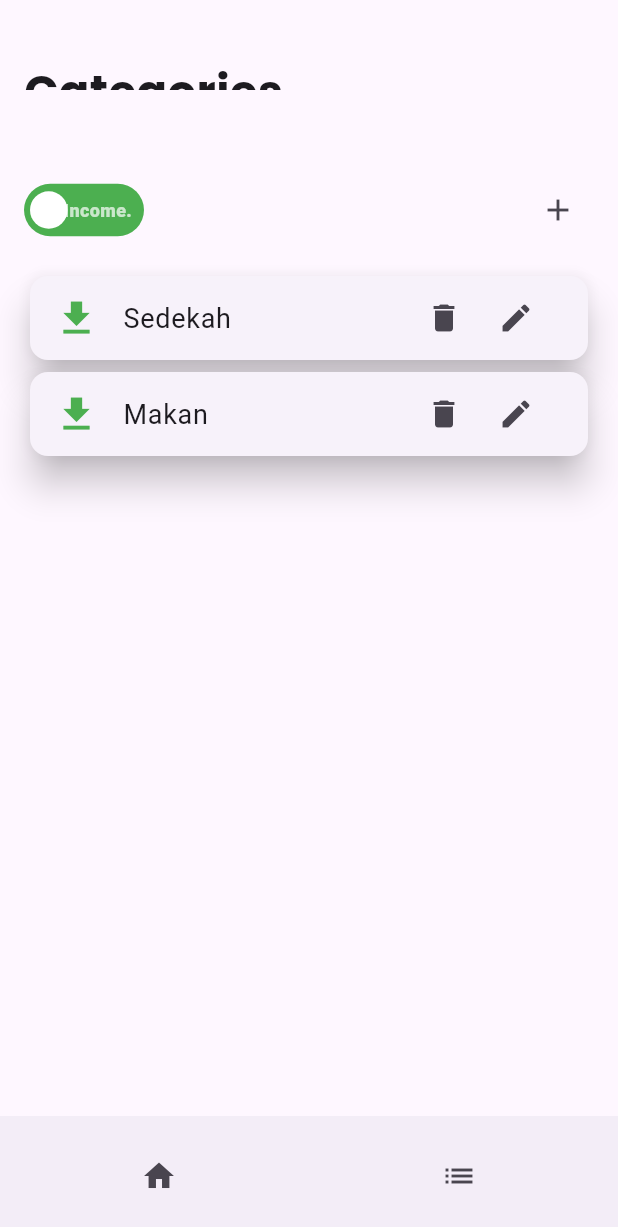
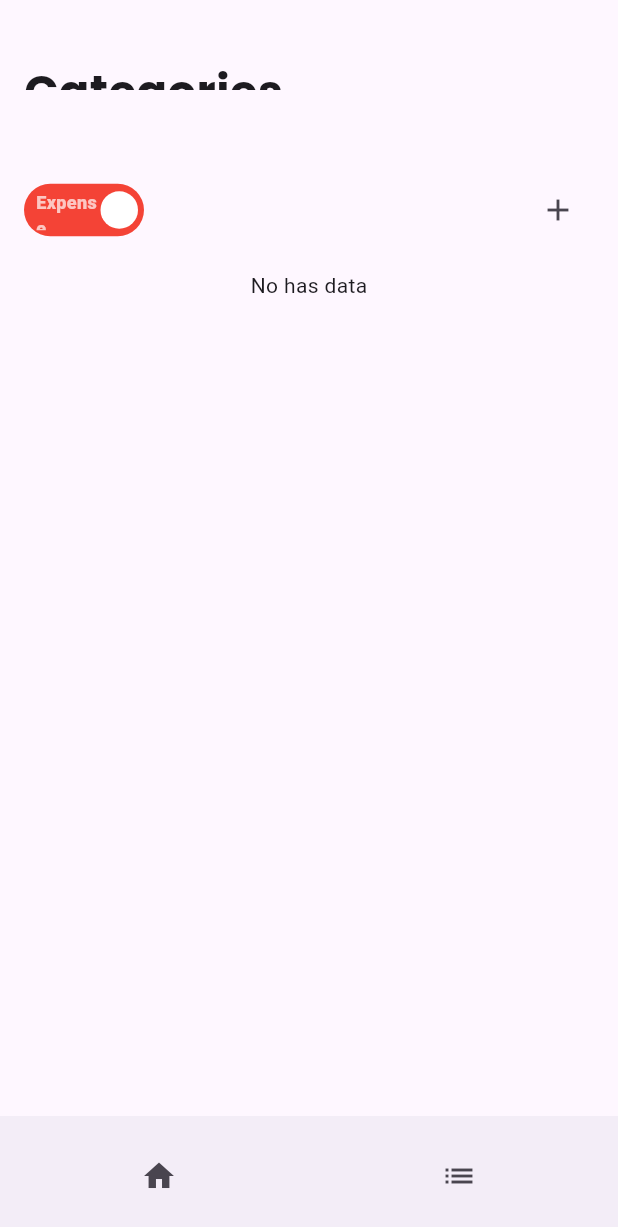
Before and after one commit to nandainun/Moneyman, a Flutter app: the screen it shows after launch, after a tap on the "list" icon, on a phone screen of 412 x 824 dp. Shown: the top 1227 px of the screen. Run offline on Flutter 3.47's test engine with Material 3 defaults, Android fonts, the phone set to English and light mode, and no system bars; drawn by our look-alikes of flutter_switch; our stand-ins replace drift, google_fonts, sqlite3_flutter_libs; missing offline and left inert: calendar_appbar, material_dialogs, sqlite3; accounts and stored records are empty; generated files the repository leaves out were written again.

Commit message:
CRUD Category

```diff
--- /dev/null
+++ b/lib/model/database.dart
@@ -0,0 +1,79 @@
+// These imports are necessary to open the sqlite3 database
+import 'dart:io';
+
+import 'package:drift/drift.dart';
+import 'package:drift/native.dart';
+import 'package:path_provider/path_provider.dart';
+import 'package:path/path.dart' as p;
+import 'package:sqlite3/sqlite3.dart';
+import 'package:sqlite3_flutter_libs/sqlite3_flutter_libs.dart';
+
+part 'database.g.dart';
+
+@DataClassName('Category')
+class Categories extends Table {
+  IntColumn get id => integer().autoIncrement()();
+  TextColumn get name => text().withLength(max: 128)();
+  IntColumn get type => integer()();
+  DateTimeColumn get createdAt => dateTime()();
+  DateTimeColumn get updatedAt => dateTime()();
+  DateTimeColumn get deletedAt => dateTime().nullable()();
+}
+
+class Transactions extends Table {
+  IntColumn get id => integer().autoIncrement()();
+  TextColumn get name => text().withLength(max: 128)();
+  IntColumn get category_id => integer()();
+  DateTimeColumn get transaction_date => dateTime()();
+  IntColumn get amount => integer()();
+  DateTimeColumn get createdAt => dateTime()();
+  DateTimeColumn get updatedAt => dateTime()();
+  DateTimeColumn get deletedAt => dateTime().nullable()();
+}
+
+@DriftDatabase(tables: [Categories, Transactions])
+class AppDatabase extends _$AppDatabase {
+  AppDatabase() : super(_openConnection());
+
+  @override
+  int get schemaVersion => 1;
+
+  // CRUD CATEGORY
+  Future<List<Category>> getAllCategoryRepo(int type) async {
+    return await (select(categories)..where((tbl) => tbl.type.equals(type)))
+        .get();
+  }
+
+  Future updateCategoryRepo(int id, String name) async {
+    return (update(categories)..where((tbl) => tbl.id.equals(id)))
+        .write(CategoriesCompanion(name: Value(name)));
+  }
+
+  Future deleteCategoryRepo(int id) async {
+    return (delete(categories)..where((tbl) => tbl.id.equals(id))).go();
+  }
+}
+
+LazyDatabase _openConnection() {
+  // the LazyDatabase util lets us find the right location for the file async.
+  return LazyDatabase(() async {
+    // put the database file, called db.sqlite here, into the documents folder
+    // for your app.
+    final dbFolder = await getApplicationDocumentsDirectory();
+    final file = File(p.join(dbFolder.path, 'db.sqlite'));
+
+    // Also work around limitations on old Android versions
+    if (Platform.isAndroid) {
+      await applyWorkaroundToOpenSqlite3OnOldAndroidVersions();
+    }
+
+    // Make sqlite3 pick a more suitable location for temporary files - the
+    // one from the system may be inaccessible due to sandboxing.
+    final cachebase = (await getTemporaryDirectory()).path;
+    // We can't access /tmp on Android, which sqlite3 would try by default.
+    // Explicitly tell it about the correct temporary directory.
+    sqlite3.tempDirectory = cachebase;
+
+    return NativeDatabase.createInBackground(file);
+  });
+}
--- a/lib/pages/category_page.dart
+++ b/lib/pages/category_page.dart
@@ -4,6 +4,7 @@
 import 'package:material_dialogs/material_dialogs.dart';
 import 'package:material_dialogs/widgets/buttons/icon_button.dart';
 import 'package:material_dialogs/widgets/buttons/icon_outline_button.dart';
+import 'package:moneyman/model/database.dart';
 
 class CategoryPage extends StatefulWidget {
   const CategoryPage({super.key});
@@ -13,9 +14,37 @@
 }
 
 class _CategoryPageState extends State<CategoryPage> {
-  bool isExpense = false;
+  bool isExpense = true;
+  int type = 2;
+  final AppDatabase database = AppDatabase();
+  TextEditingController categoryNameController = TextEditingController();
+
+  Future insert(String name, int type) async {
+    DateTime now = DateTime.now();
+    final row = await database
+        .into(database.categories)
+        .insertReturning(CategoriesCompanion.insert(
+          name: name,
+          type: type,
+          createdAt: now,
+          updatedAt: now,
+        ));
+    print('MASUK' + row.toString());
+  }
+
+  Future<List<Category>> getAllCategory(int type) async {
+    return await database.getAllCategoryRepo(type);
+  }
+
+  Future update(int categoryId, String newName) async {
+    return await database.updateCategoryRepo(categoryId, newName);
+  }
+
   // ADD BUTTON
-  void openDialog() {
+  void openDialog(Category? category) {
+    if (category != null) {
+      categoryNameController.text = category.name;
+    }
     showDialog(
       context: context,
       builder: (BuildContext context) {
@@ -35,6 +64,7 @@
                     height: 10,
                   ),
                   TextFormField(
+                    controller: categoryNameController,
                     decoration: InputDecoration(
                       border: OutlineInputBorder(),
                       hintText: "Name",
@@ -47,7 +77,16 @@
                     style: ElevatedButton.styleFrom(
                       backgroundColor: Colors.green,
                     ),
-                    onPressed: () {},
+                    onPressed: () {
+                      if (category == null) {
+                        insert(categoryNameController.text, isExpense ? 2 : 1);
+                      } else {
+                        update(category.id, categoryNameController.text);
+                      }
+                      Navigator.of(context, rootNavigator: true).pop('dialog');
+                      setState(() {});
+                      categoryNameController.clear();
+                    },
                     child: Text(
                       "Save",
                       style: TextStyle(color: Colors.white),
@@ -101,7 +140,7 @@
               children: [
                 FlutterSwitch(
                   activeText: "Expense",
-                  inactiveText: "Income.",
+                  inactiveText: "Income",
                   activeColor: Colors.red,
                   inactiveColor: Colors.green,
                   value: isExpense,
@@ -112,20 +151,35 @@
                     setState(
                       () {
                         isExpense = val;
+                        type = val ? 2 : 1;
                       },
                     );
                   },
                 ),
                 IconButton(
                   onPressed: () {
-                    openDialog();
+                    openDialog(null);
                   },
                   icon: Icon(Icons.add),
                 ),
               ],
             ),
           ),
-          Padding(
+          FutureBuilder<List<Category>>(
+            future: getAllCategory(type),
+            builder: (context, snapshot) {
+              if (snapshot.connectionState == ConnectionState.waiting) {
+                return Center(
+                  child: CircularProgressIndicator(),
+                );
+              } else {
+                if (snapshot.hasData) {
+                  if (snapshot.data!.length > 0) {
+                    return ListView.builder(
+                      shrinkWrap: true,
+                      itemCount: snapshot.data!.length,
+                      itemBuilder: (context, index) {
+                        return Padding(
                           padding: const EdgeInsets.symmetric(horizontal: 16),
                           child: Card(
                             elevation: 10,
@@ -135,18 +189,22 @@
                                 children: [
                                   IconButton(
                                     onPressed: () {
-                        deleteDialog();
+                                      database.deleteCategoryRepo(
+                                          snapshot.data![index].id);
+                                      setState(() {});
                                     },
                                     icon: Icon(Icons.delete),
                                   ),
                                   IconButton(
-                      onPressed: () {},
+                                    onPressed: () {
+                                      openDialog(snapshot.data![index]);
+                                    },
                                     icon: Icon(Icons.edit),
                                   ),
                                 ],
                               ),
                               title: Text(
-                  'Sedekah',
+                                snapshot.data![index].name,
                                 style: TextStyle(fontSize: 18),
                               ),
                               leading: (isExpense)
@@ -162,44 +220,21 @@
                                     ),
                             ),
                           ),
-          ),
-          Padding(
-            padding: const EdgeInsets.symmetric(horizontal: 16),
-            child: Card(
-              elevation: 10,
-              child: ListTile(
-                trailing: Row(
-                  mainAxisSize: MainAxisSize.min,
-                  children: [
-                    IconButton(
-                      onPressed: () {
-                        deleteDialog();
+                        );
                       },
-                      icon: Icon(Icons.delete),
-                    ),
-                    IconButton(
-                      onPressed: () {},
-                      icon: Icon(Icons.edit),
-                    ),
-                  ],
-                ),
-                title: Text(
-                  'Makan',
-                  style: TextStyle(fontSize: 18),
-                ),
-                leading: (isExpense)
-                    ? Icon(
-                        Icons.upload,
-                        color: Colors.red,
-                        size: 30,
-                      )
-                    : Icon(
-                        Icons.download,
-                        color: Colors.green,
-                        size: 30,
-                      ),
-              ),
-            ),
+                    );
+                  } else {
+                    return Center(
+                      child: Text('No has data'),
+                    );
+                  }
+                } else {
+                  return Center(
+                    child: Text('No has data'),
+                  );
+                }
+              }
+            },
           ),
         ],
       ),
--- a/pubspec.yaml
+++ b/pubspec.yaml
@@ -56,7 +56,7 @@
   # activated in the `analysis_options.yaml` file located at the root of your
   # package. See that file for information about deactivating specific lint
   # rules and activating additional ones.
-  flutter_lints: ^2.0.0
+  # flutter_lints: ^2.0.0
 
 # For information on the generic Dart part of this file, see the
 # following page: https://dart.dev/tools/pub/pubspec
```
Also changed, not shown: lib/model/database.g.dart (added), pubspec.lock. Lines whose indentation alone changed are shown as unchanged.
